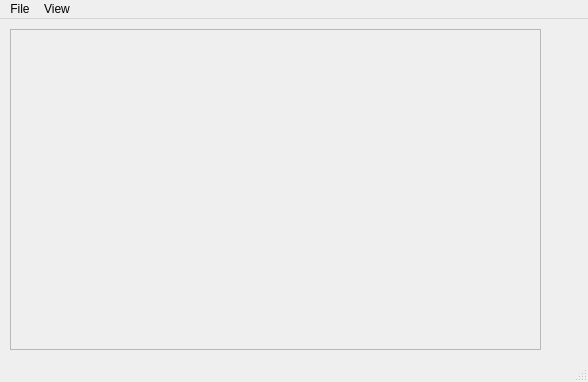
Above: Beginner/Containers/ScrollArea/mainwindow.ui from develooper1994/Qt5WidgetLearning before the change. Below: the same form after it.
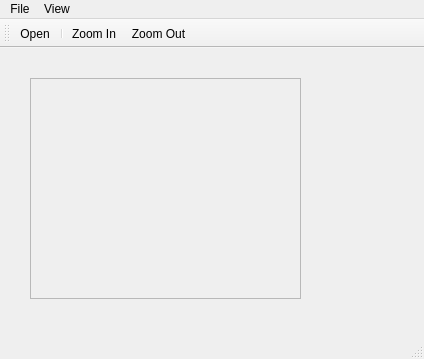
That is the form after the change.

Commit message: ScrollArea completed

The edit to the form file:
```diff
--- a/Beginner/Containers/ScrollArea/mainwindow.ui
+++ b/Beginner/Containers/ScrollArea/mainwindow.ui
@@ -6,8 +6,8 @@
    <rect>
     <x>0</x>
     <y>0</y>
-    <width>588</width>
-    <height>382</height>
+    <width>424</width>
+    <height>359</height>
    </rect>
   </property>
   <property name="windowTitle">
@@ -17,10 +17,10 @@
    <widget class="QScrollArea" name="scrollArea">
     <property name="geometry">
      <rect>
-      <x>10</x>
-      <y>10</y>
-      <width>531</width>
-      <height>321</height>
+      <x>30</x>
+      <y>30</y>
+      <width>271</width>
+      <height>221</height>
      </rect>
     </property>
     <property name="widgetResizable">
@@ -31,8 +31,8 @@
       <rect>
        <x>0</x>
        <y>0</y>
-       <width>529</width>
-       <height>319</height>
+       <width>269</width>
+       <height>219</height>
       </rect>
      </property>
     </widget>
@@ -43,7 +43,7 @@
     <rect>
      <x>0</x>
      <y>0</y>
-     <width>588</width>
+     <width>424</width>
      <height>21</height>
     </rect>
    </property>
@@ -64,6 +64,21 @@
    <addaction name="menuView"/>
   </widget>
   <widget class="QStatusBar" name="statusbar"/>
+  <widget class="QToolBar" name="toolBar">
+   <property name="windowTitle">
+    <string>toolBar</string>
+   </property>
+   <attribute name="toolBarArea">
+    <enum>TopToolBarArea</enum>
+   </attribute>
+   <attribute name="toolBarBreak">
+    <bool>false</bool>
+   </attribute>
+   <addaction name="actionOpen"/>
+   <addaction name="separator"/>
+   <addaction name="actionZoom_In"/>
+   <addaction name="actionZoom_Out"/>
+  </widget>
   <action name="actionOpen">
    <property name="text">
     <string>Open</string>
```
Left out of the diff: 9 changed lines with no effect on the pictures. The commit also changes 3 other files.
